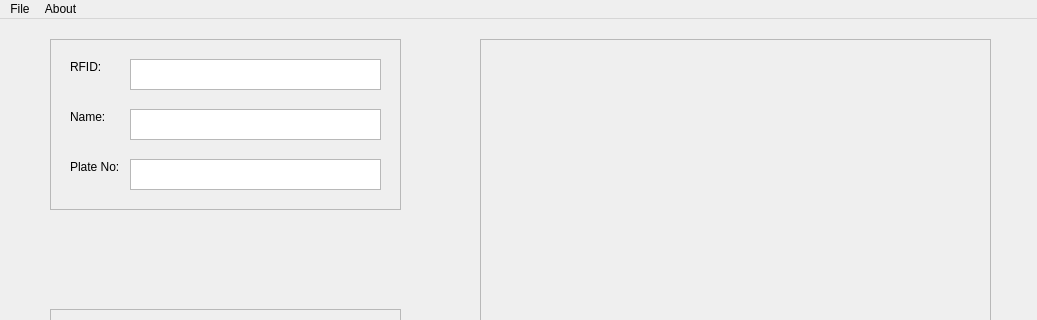
AlienWolfX/CSU-RFID-PYQT6, file ui/Main.ui: the form before one commit; both pictures show x 0 to 1037 and y 0 to 320 of the 1037 by 816 pixel window.
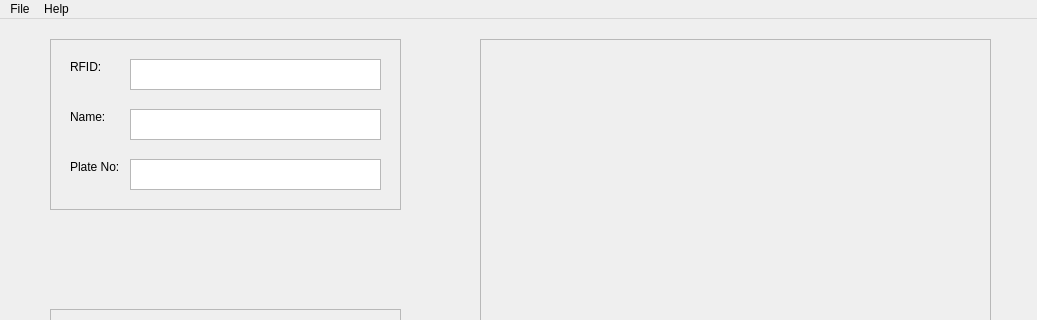
The form after the commit. Icons and pictures are not drawn.

Commit message: ✨feature: update menu structure and add about dialog with confirmation on exit

Patch:
```diff
--- a/ui/Main.ui
+++ b/ui/Main.ui
@@ -314,7 +314,7 @@
      <x>0</x>
      <y>0</y>
      <width>1037</width>
-     <height>26</height>
+     <height>21</height>
     </rect>
    </property>
    <widget class="QMenu" name="menuFile">
@@ -335,7 +335,7 @@
    </widget>
    <widget class="QMenu" name="menuAbout">
     <property name="title">
-     <string>About</string>
+     <string>Help</string>
     </property>
    </widget>
    <addaction name="menuFile"/>
```
Left out of the diff: 24 changed lines with no effect on the pictures. The commit also changes 2 other files.
